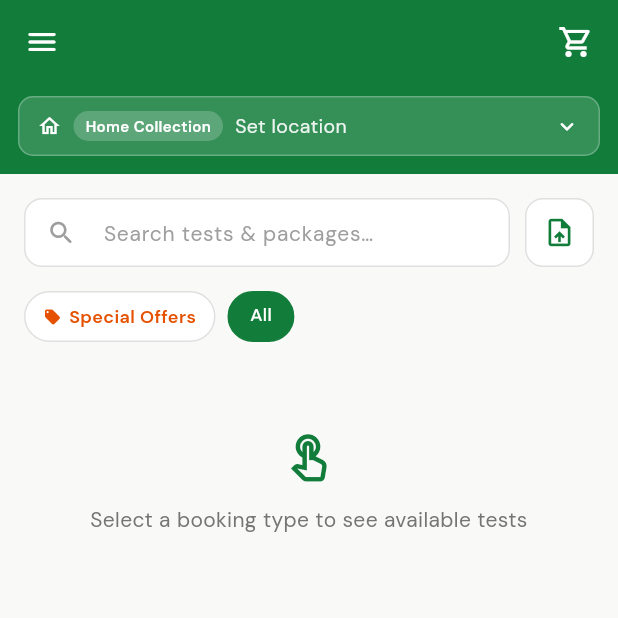
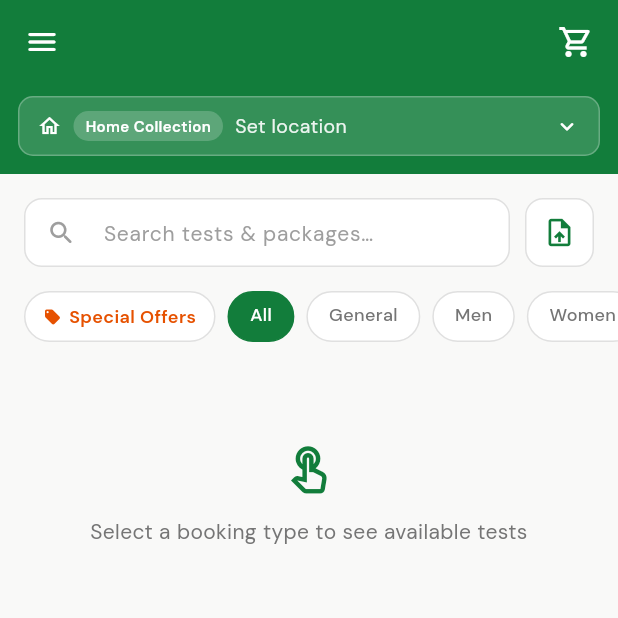
Before and after one commit to JayamalaB/microlab_project, a Flutter app: the CustomerDashboardScreen screen opened directly with empty values, after a tap on "All", on a phone screen of 412 x 824 dp, the top half of it. Run offline on Flutter 3.47's test engine with Material 3 defaults, Android fonts, the phone set to English and light mode, and no system bars; our stand-ins replace audioplayers, connectivity_plus, device_info_plus, file_picker, firebase_core, firebase_messaging and 16 more; missing offline and left inert: dart:html, dart:js, dart:ui_web, flutter_foreground_task, razorpay_flutter, record and 1 more; accounts and stored records are empty; network calls fail.

Commit message:
feat: add Group and Package Category filters to test catalog
- Server: filter by product_audience via FIND_IN_SET (All/General/Men/
  Women/Kids) and by package_category_id from ip_package_categories
- Replace old product_category text filter with package_category_id FK
- /api/tests/categories now returns {id, name} from ip_package_categories
  ordered by sort_order instead of distinct product_category text values
- Flutter: two filter chip rows on customer home screen —
  Row 1: Special Offers + Group audience chips (All/General/Men/Women/Kids)
  Row 2: Package category chips loaded from ip_package_categories
- Both filters combine with search, mode and offers filters

Co-Authored-By: Claude Sonnet 4.6 <noreply@anthropic.com>

```diff
--- a/client/lib/screens/customer/customer_dashboard_screen.dart
+++ b/client/lib/screens/customer/customer_dashboard_screen.dart
@@ -86,7 +86,8 @@ class _CustomerDashboardScreenState extends State<CustomerDashboardScreen> {
   // ── Tests/Packages ────────────────────────────────────────
   bool _loadingTests = false;
   String _searchQuery = '';
-  String _selectedCategory = 'All';
+  int?   _selectedPackageCategoryId;  // null = All
+  String _selectedAudience = 'All';   // All / General / Men / Women / Kids
   bool _showOffersOnly = false;
 
   final List<BranchModel> _branches = [];
@@ -105,11 +106,9 @@ class _CustomerDashboardScreenState extends State<CustomerDashboardScreen> {
   // can't overwrite the results of the current one.
   int  _testsRequestId = 0;
   Timer? _searchDebounce;
-  List<String> _categoryNames = [];
+  List<({int id, String name})> _packageCategories = [];
 
   List<TestModel> get _filteredTests => _allTests;
-
-  List<String> get _categories => ['All', ..._categoryNames];
 
   @override
   void initState() {
@@ -147,11 +146,12 @@ class _CustomerDashboardScreenState extends State<CustomerDashboardScreen> {
     setState(() { _loadingTests = true; _loadingMoreTests = false; });
     try {
       final page = await ApiService.getPackagesPage(
-        search:     _searchQuery,
-        category:   _selectedCategory,
-        offersOnly: _showOffersOnly,
-        limit:      _pageSize,
-        mode:       _isLabTest ? 'lab' : 'home',
+        search:             _searchQuery,
+        packageCategoryId:  _selectedPackageCategoryId,
+        audience:           _selectedAudience == 'All' ? null : _selectedAudience.toLowerCase(),
+        offersOnly:         _showOffersOnly,
+        limit:              _pageSize,
+        mode:               _isLabTest ? 'lab' : 'home',
       );
       if (!mounted || requestId != _testsRequestId) return;
       setState(() {
@@ -173,12 +173,13 @@ class _CustomerDashboardScreenState extends State<CustomerDashboardScreen> {
     setState(() => _loadingMoreTests = true);
     try {
       final page = await ApiService.getPackagesPage(
-        search:     _searchQuery,
-        category:   _selectedCategory,
-        offersOnly: _showOffersOnly,
-        limit:      _pageSize,
-        offset:     _allTests.length,
-        mode:       _isLabTest ? 'lab' : 'home',
+        search:             _searchQuery,
+        packageCategoryId:  _selectedPackageCategoryId,
+        audience:           _selectedAudience == 'All' ? null : _selectedAudience.toLowerCase(),
+        offersOnly:         _showOffersOnly,
+        limit:              _pageSize,
+        offset:             _allTests.length,
+        mode:               _isLabTest ? 'lab' : 'home',
       );
       if (!mounted || requestId != _testsRequestId) return;
       setState(() {
@@ -196,8 +197,8 @@ class _CustomerDashboardScreenState extends State<CustomerDashboardScreen> {
 
   Future<void> _loadCategories() async {
     try {
-      final names = await ApiService.getPackageCategories();
-      if (mounted) setState(() => _categoryNames = names);
+      final cats = await ApiService.getPackageCategories();
+      if (mounted) setState(() => _packageCategories = cats);
     } catch (e) {
       debugPrint('[Tests] categories failed: $e');
     }
@@ -745,14 +746,14 @@ class _CustomerDashboardScreenState extends State<CustomerDashboardScreen> {
 
               const SizedBox(height: 16),
 
-              // ── Filters: Offers toggle + Category chips ───
+              // ── Row 1: Special Offers + Group (audience) chips ───
               SizedBox(
                 height: 34,
                 child: ListView(
                   padding: const EdgeInsets.symmetric(horizontal: 16),
                   scrollDirection: Axis.horizontal,
                   children: [
-                    // Special Offers chip (always first)
+                    // Special Offers chip
                     GestureDetector(
                       onTap: () {
                         setState(() => _showOffersOnly = !_showOffersOnly);
@@ -785,13 +786,13 @@ class _CustomerDashboardScreenState extends State<CustomerDashboardScreen> {
                         ),
                       ),
                     ),
-                    // Category chips
-                    ..._categories.map((cat) {
-                      final selected = _selectedCategory == cat;
+                    // Group chips: All / General / Men / Women / Kids
+                    ...['All', 'General', 'Men', 'Women', 'Kids'].map((g) {
+                      final selected = _selectedAudience == g;
                       return GestureDetector(
                         onTap: () {
-                          if (_selectedCategory == cat) return;
-                          setState(() => _selectedCategory = cat);
+                          if (_selectedAudience == g) return;
+                          setState(() => _selectedAudience = g);
                           _loadTests();
                         },
                         child: AnimatedContainer(
@@ -805,7 +806,7 @@ class _CustomerDashboardScreenState extends State<CustomerDashboardScreen> {
                               color: selected ? AppColors.brandGreen : AppColors.divider,
                             ),
                           ),
-                          child: Text(cat,
+                          child: Text(g,
                               style: TextStyle(
                                   fontSize: 12,
                                   fontWeight: FontWeight.w500,
@@ -816,6 +817,73 @@ class _CustomerDashboardScreenState extends State<CustomerDashboardScreen> {
                   ],
                 ),
               ),
+
+              const SizedBox(height: 8),
+
+              // ── Row 2: Package category chips ───
+              if (_packageCategories.isNotEmpty)
+                SizedBox(
+                  height: 34,
+                  child: ListView(
+                    padding: const EdgeInsets.symmetric(horizontal: 16),
+                    scrollDirection: Axis.horizontal,
+                    children: [
+                      // All chip
+                      GestureDetector(
+                        onTap: () {
+                          if (_selectedPackageCategoryId == null) return;
+                          setState(() => _selectedPackageCategoryId = null);
+                          _loadTests();
+                        },
+                        child: AnimatedContainer(
+                          duration: const Duration(milliseconds: 180),
+                          margin: const EdgeInsets.only(right: 8),
+                          padding: const EdgeInsets.symmetric(horizontal: 14, vertical: 6),
+                          decoration: BoxDecoration(
+                            color: _selectedPackageCategoryId == null ? AppColors.brandGreen : Colors.white,
+                            borderRadius: BorderRadius.circular(20),
+                            border: Border.all(
+                              color: _selectedPackageCategoryId == null ? AppColors.brandGreen : AppColors.divider,
+                            ),
+                          ),
+                          child: Text('All',
+                              style: TextStyle(
+                                  fontSize: 12,
+                                  fontWeight: FontWeight.w500,
+                                  color: _selectedPackageCategoryId == null ? Colors.white : AppColors.textSecondary)),
+                        ),
+                      ),
+                      // Category chips from ip_package_categories
+                      ..._packageCategories.map((cat) {
+                        final selected = _selectedPackageCategoryId == cat.id;
+                        return GestureDetector(
+                          onTap: () {
+                            if (_selectedPackageCategoryId == cat.id) return;
+                            setState(() => _selectedPackageCategoryId = cat.id);
+                            _loadTests();
+                          },
+                          child: AnimatedContainer(
+                            duration: const Duration(milliseconds: 180),
+                            margin: const EdgeInsets.only(right: 8),
+                            padding: const EdgeInsets.symmetric(horizontal: 14, vertical: 6),
+                            decoration: BoxDecoration(
+                              color: selected ? AppColors.brandGreen : Colors.white,
+                              borderRadius: BorderRadius.circular(20),
+                              border: Border.all(
+                                color: selected ? AppColors.brandGreen : AppColors.divider,
+                              ),
+                            ),
+                            child: Text(cat.name,
+                                style: TextStyle(
+                                    fontSize: 12,
+                                    fontWeight: FontWeight.w500,
+                                    color: selected ? Colors.white : AppColors.textSecondary)),
+                          ),
+                        );
+                      }),
+                    ],
+                  ),
+                ),
 
               const SizedBox(height: 20),
 
--- a/client/lib/services/api_service.dart
+++ b/client/lib/services/api_service.dart
@@ -178,7 +178,8 @@ class ApiService {
   // keep what it already shows.
   static Future<({List<TestModel> items, int total, bool hasMore})> getPackagesPage({
     String search = '',
-    String? category,
+    int? packageCategoryId,
+    String? audience, // 'general', 'men', 'women', 'kids' — null = all
     bool offersOnly = false,
     int limit = 20,
     int offset = 0,
@@ -188,7 +189,8 @@ class ApiService {
       'limit':  '$limit',
       'offset': '$offset',
       if (search.trim().isNotEmpty) 'search': search.trim(),
-      if (category != null && category != 'All') 'category': category,
+      if (packageCategoryId != null) 'packageCategoryId': '$packageCategoryId',
+      if (audience != null) 'audience': audience,
       if (offersOnly) 'offer': 'yes',
       if (mode != null) 'mode': mode,
     };
@@ -226,15 +228,17 @@ class ApiService {
         .toList();
   }
 
-  // Category names for the filter chips (all active products, not just the
-  // loaded page).
-  static Future<List<String>> getPackageCategories() async {
+  // Package categories for the filter chips, loaded from ip_package_categories.
+  static Future<List<({int id, String name})>> getPackageCategories() async {
     final res = await http
         .get(Uri.parse('$baseUrl/api/tests/categories'))
         .timeout(const Duration(seconds: 15));
     final body = jsonDecode(res.body) as Map<String, dynamic>;
     if (body['success'] == true) {
-      return (body['data'] as List).map((c) => c.toString()).toList();
+      return (body['data'] as List).map((c) {
+        final m = c as Map<String, dynamic>;
+        return (id: (m['id'] as num).toInt(), name: m['name'].toString());
+      }).toList();
     }
     return [];
   }
```
Also changed, not shown: 1 other file.
